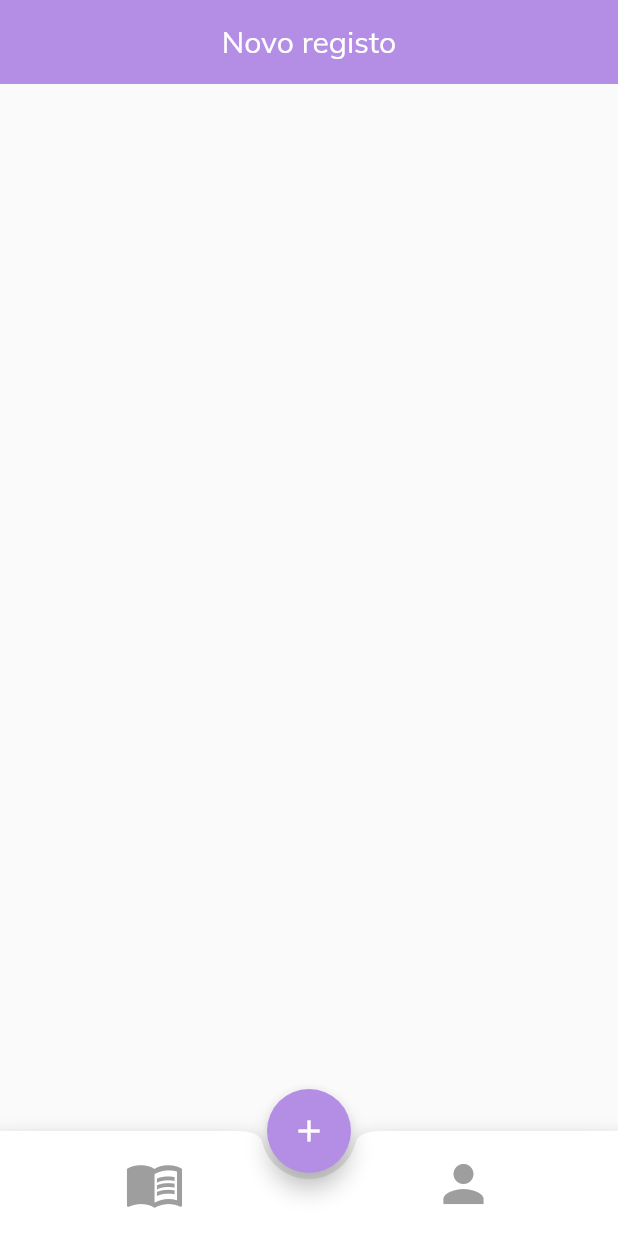
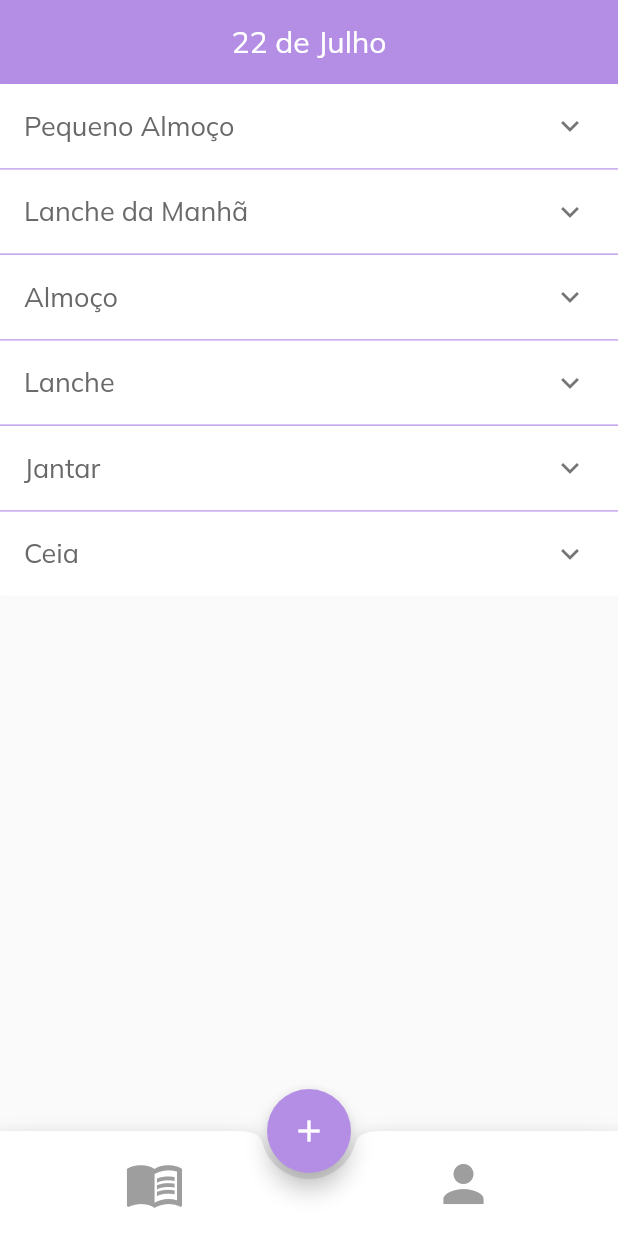
Before and after one commit to MartaMariz/PI_PCAs, a Flutter app: the screen it shows once a user with an empty profile is signed in, after a tap on the "add" icon, on a phone screen of 412 x 824 dp. Run offline on Flutter 3.47's test engine with Material 2 defaults, Android fonts, the phone set to English and light mode, and no system bars; our stand-ins replace cloud_firestore, firebase_auth, firebase_core; accounts and stored records are empty.

Commit message:
Records frontend done maybe

```diff
--- /dev/null
+++ b/lib/models/meal.dart
@@ -0,0 +1,32 @@
+import 'package:flutter/material.dart';
+
+class Meal {
+  late bool skipped;
+  late String time;
+  late String day;
+  String meal;
+  late int feeling;
+  late int share;
+  late String food;
+
+  Meal({
+    required this.skipped,
+    required this.time,
+    required this.meal,
+    required this.day,
+    required this.feeling,
+    required this.share
+  });
+
+  Meal.incomplete(this.meal);
+
+  static Meal fromJson(Map<String, dynamic> json) => Meal(
+      skipped: json['skipped'],
+      time: json['time'],
+      day: json['day'],
+      meal: json['meal'],
+      feeling: json['feeling'],
+      share: json['share']
+  );
+
+}
--- a/lib/view/pages/add_record_view.dart
+++ b/lib/view/pages/add_record_view.dart
@@ -1,9 +1,9 @@
-
-
 import 'package:flutter/cupertino.dart';
 import 'package:flutter/material.dart';
 
+import '../../models/meal.dart';
 import '../../theme.dart';
+import '../widgets/meal_card.dart';
 
 class AddRecord extends StatefulWidget{
   @override
@@ -13,19 +13,62 @@ class AddRecord extends StatefulWidget{
 
 
 class _RecordState extends State<AddRecord>{
+
+  List<String> months = [
+    "Janeiro",
+    "Fevereiro",
+    "Março",
+    "Abril",
+    "Maio",
+    "Junho",
+    "Julho",
+    "Agosto",
+    "Setembro",
+    "Outubro",
+    "Novembro",
+    "Dezembro"
+  ];
+
+  List<Meal> meals = [
+    Meal.incomplete("Pequeno Almoço"),
+    Meal.incomplete("Lanche da Manhã"),
+    Meal.incomplete("Almoço"),
+    Meal.incomplete("Lanche"),
+    Meal.incomplete("Jantar"),
+    Meal.incomplete("Ceia")
+  ];
+
   @override
   Widget build(BuildContext context) {
+    String title = DateTime.now().day.toString() + " de " + months[DateTime.now().month-1];
     return Scaffold(
       appBar: AppBar(
         elevation:0.0,
         centerTitle: true,
-        title: const Text('Novo registo', style: TextStyle(color: Colors.white,
+        title: Text(title, style: const TextStyle(color: Colors.white,
         fontFamily: 'Mulish',
           fontSize: 20.0,
-        ),),
+        )),
         backgroundColor: mainColor,
       ),
-      body: Text(''),
+      body: SingleChildScrollView(
+        child: ExpansionPanelList.radio(
+          expandedHeaderPadding: EdgeInsets.all(0),
+          elevation: 0,
+          dividerColor: mainColor,
+          children: meals
+          .map((meal) => ExpansionPanelRadio(
+              canTapOnHeader: true,
+              value: meal.meal,
+              headerBuilder: (context, isExpanded) =>
+              ListTile(
+                title: Text(meal.meal,
+                style: const TextStyle(fontSize: 18, color: textGrayColor),),
+              ),
+              body: MealCard(meal: meal)))
+          .toList(),
+        ),
+      )
     );
   }
 
--- a/lib/view/pages/auth/forgot_password.dart
+++ b/lib/view/pages/auth/forgot_password.dart
@@ -1,12 +1,9 @@
 import 'package:flutter/cupertino.dart';
 import 'package:flutter/material.dart';
 import 'package:pi_pcas/view/pages/auth/auth_page_view.dart';
-import 'package:pi_pcas/view/pages/auth/reset_password_view.dart';
-import 'package:pi_pcas/view/pages/home_page_view.dart';
 
 import '../../../services/auth.dart';
 import '../../../theme.dart';
-import '../wrapper.dart';
 
 class ForgotPassword extends StatefulWidget{
   const ForgotPassword({Key? key}): super(key: key);
--- a/lib/view/pages/auth/login_view.dart
+++ b/lib/view/pages/auth/login_view.dart
@@ -1,6 +1,5 @@
 import 'package:flutter/cupertino.dart';
 import 'package:flutter/material.dart';
-import 'package:pi_pcas/view/pages/home_page_view.dart';
 
 import '../../../services/auth.dart';
 import '../../../theme.dart';
@@ -25,8 +24,6 @@ class _LoginPage extends State<LoginPage>{
   final AuthService _auth = AuthService();
 
   Future signIn() async{
-    //usar os controllers.text e tals
-
 
     dynamic result = await _auth.signInWithEmailAndPassword(_emailController.text, _passwordController.text);
     if (result == null) {
--- a/lib/view/pages/auth/logout_view.dart
+++ b/lib/view/pages/auth/logout_view.dart
@@ -91,13 +91,9 @@ class _LogOutPage extends State<LogOutPage>{
                   ),
                 ),
               ],
-
             )
           ),
-
-
         )
-
     );
   }
 
--- a/lib/view/pages/auth/register_view.dart
+++ b/lib/view/pages/auth/register_view.dart
@@ -313,15 +313,11 @@ class _RegisterPage extends State<RegisterPage>{
                           ],
                         ),
                         const SizedBox( height: 50,),
-
                       ],
-
                     )
                 )
-
             ),
         )
-
     );
   }
 
--- a/lib/view/pages/modules_home_view.dart
+++ b/lib/view/pages/modules_home_view.dart
@@ -1,5 +1,3 @@
-
-
 import 'package:flutter/cupertino.dart';
 import 'package:flutter/material.dart';
 import 'package:pi_pcas/models/module.dart';
--- /dev/null
+++ b/lib/view/widgets/meal_card.dart
@@ -0,0 +1,215 @@
+import 'dart:ui';
+
+import 'package:flutter/cupertino.dart';
+import 'package:flutter/material.dart';
+
+import '../../models/meal.dart';
+import '../../theme.dart';
+
+class MealCard extends StatefulWidget {
+  MealCard({Key? key, required this.meal}) : super(key: key);
+
+  final Meal meal;
+  bool selected = false;
+
+
+  @override
+  _MealCardState createState() => _MealCardState();
+}
+
+class _MealCardState extends State<MealCard>{
+
+  List<String> emotions = [
+    "lib/assets/images/happy_emotion.png",
+    "lib/assets/images/anxious_emotion.png",
+    "lib/assets/images/satisfied_emotion.png",
+    "lib/assets/images/mad_emotion.png",
+    "lib/assets/images/sad_emotion.png"
+  ];
+
+  List<String> shares = [
+    "lib/assets/images/alone_share.png",
+    "lib/assets/images/family_share.png",
+    "lib/assets/images/friends_share.png",
+    "lib/assets/images/so_share.png"
+  ];
+
+  late bool skipped;
+  TextEditingController food = TextEditingController(text: "");
+  late DateTime day = DateTime(DateTime.now().year, DateTime.now().month, DateTime.now().day);
+  TextEditingController time = TextEditingController(text: "Escolha hora");
+  late int feeling;
+  late int share;
+
+  @override
+  void initState(){
+    super.initState();
+    skipped = false;
+    feeling = 0;
+    share = 0;
+  }
+
+  @override
+  Widget build(BuildContext context) {
+    double width = MediaQuery.of(context).size.width;
+    //print(time.format(context));
+    return Container(
+        child: Padding(
+          padding: EdgeInsets.all(15),
+          child: Column(
+            children: [
+              Row(
+                children: [
+                  const Text("Saltei esta refeição",
+                    style: TextStyle(color: textGrayColor, fontSize: 15)
+                    ,),
+                  const Spacer(),
+                  Checkbox(value: skipped,
+                          onChanged: (b) {
+                    setState(() => (skipped = b!));}
+                  )
+                ],
+              ),
+              if(!skipped)
+                Column(
+                  children: [
+                    Row(
+                      mainAxisAlignment: MainAxisAlignment.start, //change here don't //worked
+                      crossAxisAlignment: CrossAxisAlignment.center,
+                      children: [
+                        const Text("Quando comi",
+                          style: TextStyle(color: textGrayColor, fontSize: 15)
+                          ,),
+                        const Spacer(),
+                        OutlinedButton(
+                          style: ButtonStyle(
+                            backgroundColor: MaterialStateProperty.all<Color>(Colors.white),
+                            elevation: MaterialStateProperty.all<double>(0.0),
+                            shadowColor: MaterialStateProperty.all<Color>(mainColor),
+                          ),
+                          onPressed: () async {
+                            await showTimePicker(
+                              context: context,
+                              initialTime: TimeOfDay.now(),
+                            ).then((value) {
+                              if(value != null) {
+                                setState(() => time.text = value.format(context));
+                              }
+                            });
+                          },
+                          child: Text(time.text,
+                            style: const TextStyle(color: textGrayColor, fontSize: 15)
+                            ,),)
+                      ],
+                    ),
+                    Row(
+                      mainAxisAlignment: MainAxisAlignment.start,
+                      crossAxisAlignment: CrossAxisAlignment.center,
+                      children: [
+                        const Text("O que comi",
+                          style: TextStyle(color: textGrayColor, fontSize: 15)
+                          ,),
+                        const Spacer(),
+                        SizedBox(
+                          width: width/3,
+                          height: 50,
+                          child: TextField(
+                            controller: food,
+                            decoration: const InputDecoration(
+                                border: OutlineInputBorder(),
+                            ),
+                          )
+                        )
+                      ],
+                    ),
+                    Row(
+                      children: const [
+                        Padding(
+                          padding: EdgeInsets.fromLTRB(0,5,0,5),
+                          child: Text("Como me senti",
+                            textAlign: TextAlign.start,
+                            textDirection: TextDirection.ltr,
+                            style: TextStyle(color: textGrayColor, fontSize: 15)
+                            ,),
+                        ),
+                        Spacer()
+                      ],
+                    ),
+                    SizedBox(
+                      width: width-20,
+                      height: 100,
+                      child: Row(
+                        children: [
+                          Expanded(
+                              child: ListView.builder(
+                                scrollDirection: Axis.horizontal,
+                                  itemCount: emotions.length,
+                                  itemBuilder: (BuildContext ctx, int index){
+                                    return IconSlider(emotions[index], index);
+                                  }
+                              )
+                          ),
+                        ],
+                      ),
+                    ),
+                    Row(
+                      children: const [
+                        Padding(
+                          padding: EdgeInsets.fromLTRB(0,5,0,5),
+                          child: Text("Com quem partilhei a refeição",
+                            textAlign: TextAlign.start,
+                            textDirection: TextDirection.ltr,
+                            style: TextStyle(color: textGrayColor, fontSize: 15)
+                            ,),
+                        ),
+                        Spacer()
+                      ],
+                    ),
+
+                    SizedBox(
+                      width: width-20,
+                      height: 100,
+                      child: Row(
+                        children: [
+                          Expanded(
+                              child: ListView.builder(
+                                  scrollDirection: Axis.horizontal,
+                                  itemCount: shares.length,
+                                  itemBuilder: (BuildContext ctx, int index){
+                                    return IconSlider(shares[index], index);
+                                  }
+                              )
+                          ),
+                        ],
+                      ),
+                    )
+                  ],
+                )
+            ],
+          )
+        )
+    );
+  }
+
+  Widget IconSlider(String emotion, int index) {
+    return GestureDetector(
+        onTap: () {setState(() => feeling = index);},
+        child: Padding(
+          padding: const EdgeInsets.all(4),
+          child:
+          DecoratedBox(
+            decoration: BoxDecoration(
+              shape: BoxShape.circle,
+              boxShadow: [BoxShadow(
+                  color: feeling == index ?
+                  mainColor : Colors.white,
+                  blurRadius: 1.5,
+                  spreadRadius: 1.5)],
+            ),
+            child: Image.asset(emotion, width: 80,),
+          ),
+        )
+
+    );
+  }
+}
```
Also changed, not shown: pubspec.yaml (+9 -0 lines), lib/assets/images/alone_share.png (added), lib/assets/images/anxious_emotion.png (added), lib/assets/images/family_share.png (added), lib/assets/images/friends_share.png (added), lib/assets/images/happy_emotion.png (added), lib/assets/images/mad_emotion.png (added), lib/assets/images/sad_emotion.png (added), lib/assets/images/satisfied_emotion.png (added), lib/assets/images/so_share.png (added).
